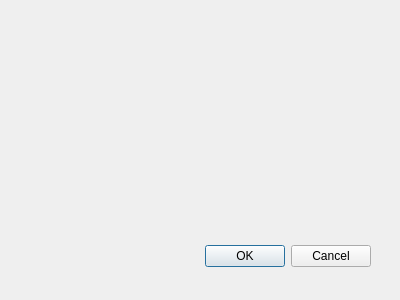
HankHenshaw/Chip8Qt, file keymappingdialog.ui: the form before one commit.
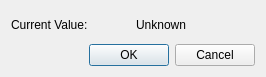
The form after the commit.

Patch:
```diff
--- a/keymappingdialog.ui
+++ b/keymappingdialog.ui
@@ -8,22 +8,34 @@
    <rect>
     <x>0</x>
     <y>0</y>
-    <width>400</width>
-    <height>300</height>
+    <width>266</width>
+    <height>77</height>
    </rect>
   </property>
   <property name="windowTitle">
    <string>Dialog</string>
   </property>
+  <layout class="QVBoxLayout" name="verticalLayout">
+   <item>
+    <layout class="QHBoxLayout" name="horizontalLayout">
+     <item>
+      <widget class="QLabel" name="label">
+       <property name="text">
+        <string>Current Value:</string>
+       </property>
+      </widget>
+     </item>
+     <item>
+      <widget class="QLabel" name="label_2">
+       <property name="text">
+        <string>Unknown</string>
+       </property>
+      </widget>
+     </item>
+    </layout>
+   </item>
+   <item>
   <widget class="QDialogButtonBox" name="buttonBox">
-   <property name="geometry">
-    <rect>
-     <x>30</x>
-     <y>240</y>
-     <width>341</width>
-     <height>32</height>
-    </rect>
-   </property>
    <property name="orientation">
     <enum>Qt::Horizontal</enum>
    </property>
@@ -31,6 +43,8 @@
     <set>QDialogButtonBox::Cancel|QDialogButtonBox::Ok</set>
    </property>
   </widget>
+   </item>
+  </layout>
  </widget>
  <pixmapfunction/>
  <resources/>
```
Left out of the diff: 5 changed lines with no effect on the pictures. Lines whose indentation alone changed are shown as unchanged.
